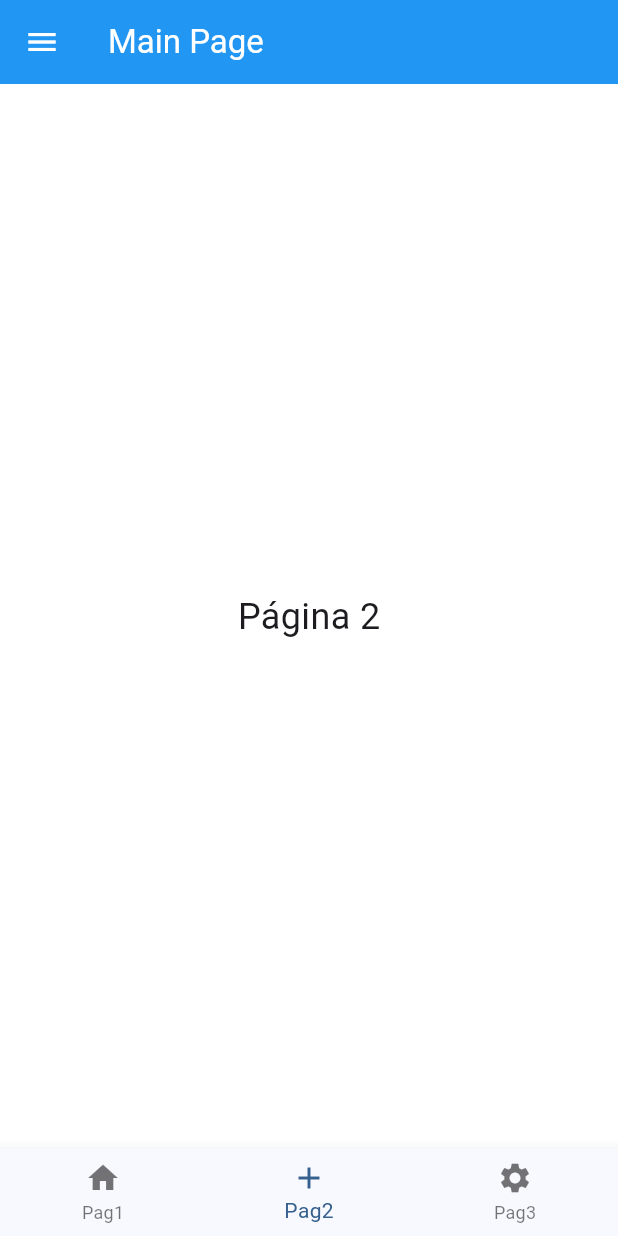
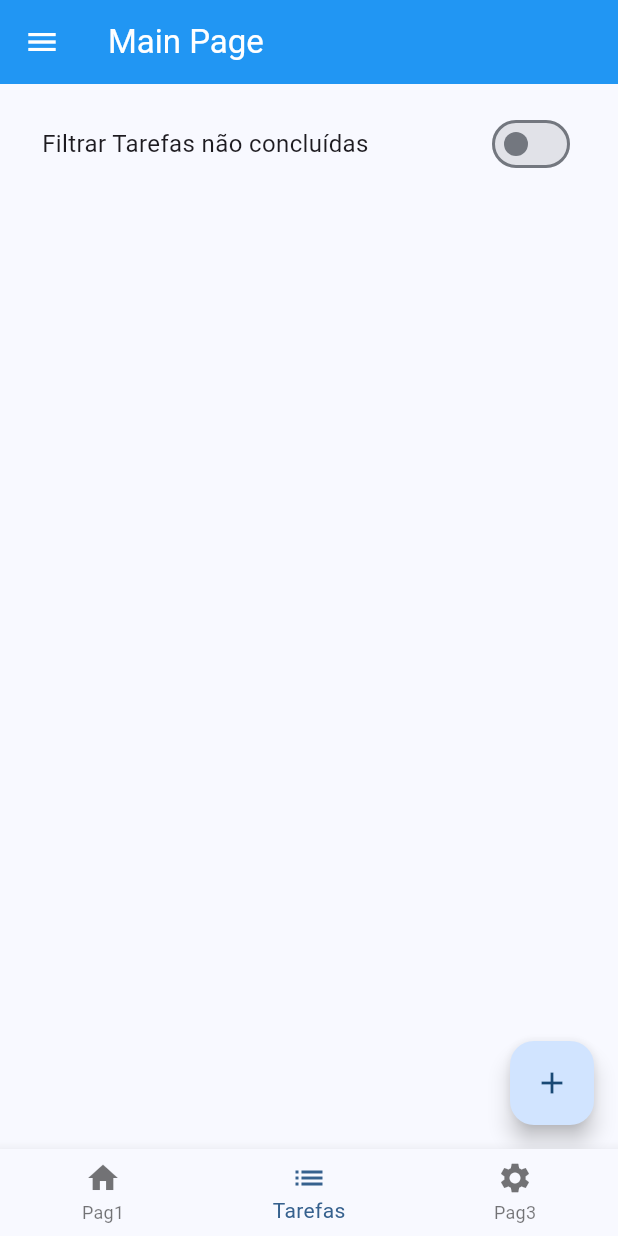
Before and after one commit to gustavopalla/MeuAppFlutterLearning, a Flutter app: the screen it shows after launch, swiped to page 2, on a phone screen of 412 x 824 dp. Run offline on Flutter 3.47's test engine with Material 3 defaults, Android fonts, the phone set to English and light mode, and no system bars; our stand-ins replace google_fonts.

Commit message:
Alterações de page, criacao de list view e filtros

```diff
--- /dev/null
+++ b/lib/model/tarefa.dart
@@ -0,0 +1,30 @@
+import 'package:flutter/cupertino.dart';
+
+class Tarefa {
+  final String _id = UniqueKey().toString();
+  String _descricao = "";
+  bool _concluido = false;
+
+  Tarefa(this._descricao, this._concluido);
+
+  String  getId(){
+    return _id;
+  }
+
+  String getDescricao() {
+    return _descricao;
+  }
+
+  void setDescricao(String descricao) {
+    _descricao = descricao;
+  }
+
+  bool getConcluido() {
+    return _concluido;
+  }
+
+  void setConcluido(bool concluido) {
+    _concluido = concluido;
+  }
+
+}
--- a/lib/pages/main_page.dart
+++ b/lib/pages/main_page.dart
@@ -1,7 +1,7 @@
 import 'package:appdioteste/pages/dados_cadastrais.dart';
 import 'package:appdioteste/pages/card_page.dart';
-import 'package:appdioteste/pages/pagina2.dart';
 import 'package:appdioteste/pages/pagina3.dart';
+import 'package:appdioteste/pages/tarefa_page.dart';
 import 'package:appdioteste/shared/custom_drawer.dart';
 import 'package:flutter/material.dart';
 
@@ -76,7 +76,7 @@ class _MainPageState extends State<MainPage> {
               salario: 8000,
               tempoExperiencia: 5,
             ),
-            Pagina2(),
+            TarefaPage(),
             Pagina3(),
           ],
         ),
@@ -90,13 +90,13 @@ class _MainPageState extends State<MainPage> {
               icon: Icon(Icons.home),
             ),
             BottomNavigationBarItem(
-              label: "Pag2",
-              icon: Icon(Icons.add),
+              label: "Tarefas",
+              icon: Icon(Icons.list),
             ),
             BottomNavigationBarItem(
               label: "Pag3",
               icon: Icon(Icons.settings),
-            )
+            ),
         ]),
       ),
     );
--- /dev/null
+++ b/lib/pages/tarefa_page.dart
@@ -0,0 +1,127 @@
+import 'package:appdioteste/model/tarefa.dart';
+import 'package:appdioteste/repository/tarefa_repository.dart';
+import 'package:flutter/material.dart';
+
+class TarefaPage extends StatefulWidget {
+  const TarefaPage({super.key});
+
+  @override
+  State<TarefaPage> createState() => _TarefaPageState();
+}
+
+class _TarefaPageState extends State<TarefaPage> {
+  var tarefaRepository = TarefaRepository();
+  var _tarefas = <Tarefa>[];
+  var descricaoController = TextEditingController();
+  var apenasNaoConcluidas = false;
+
+  @override
+  void initState() {
+    super.initState();
+    obterTarefas();
+  }
+
+  void obterTarefas() async{
+    if(apenasNaoConcluidas){
+      _tarefas =  await tarefaRepository.listarNaoConcluidas();
+      setState(() {});
+      return;
+    }else{
+      _tarefas =  await tarefaRepository.listar();
+    }
+    setState(() {});
+  }
+
+  @override
+  Widget build(BuildContext context) {
+    return Scaffold(
+      floatingActionButton: FloatingActionButton(
+        child: Icon( Icons.add),
+        onPressed: (){
+          descricaoController.text = "";
+          showDialog(context: context, builder: (BuildContext bc){
+            return AlertDialog(
+              title: Text("Adicionar Tarefa"),
+              content: TextField(
+                decoration: InputDecoration(hintText: "Digite o nome da tarefa"),
+                controller: descricaoController,
+              ),
+              actions: <Widget>[
+                TextButton(
+                  child: Text("Cancelar"),
+                  onPressed: () {
+                    Navigator.of(bc).pop();
+                  },
+                ),
+                TextButton(
+                  child: Text("Adicionar"),
+                  onPressed: () async{
+                    await tarefaRepository.adicionarTarefa(Tarefa(descricaoController.text, false));
+                    Navigator.of(bc).pop();
+                    setState(() {
+                      obterTarefas();
+                    });
+                  },
+                ),
+              ],
+            );
+          });
+      }),
+      body: Container(
+        margin: const EdgeInsets.symmetric(horizontal: 16, vertical: 8),
+        child: Column(
+          children: [
+            Container(
+              margin: const EdgeInsets.symmetric(horizontal: 12, vertical: 8),
+              child: Row(
+                mainAxisAlignment: MainAxisAlignment.spaceBetween,
+                children: [
+                  Text("Filtrar Tarefas não concluídas", style: TextStyle(fontSize: 16),),
+                  Switch(
+                    value: apenasNaoConcluidas,
+                    onChanged: (bool value){
+                      setState(() {
+                        apenasNaoConcluidas = value;
+                        obterTarefas();
+                      });
+                    }
+                    )
+                ],
+              ),
+            ),
+            Expanded(
+              child: ListView.builder(
+                itemCount: _tarefas.length,
+                itemBuilder: (BuildContext bc, int index) {
+                  var tarefa = _tarefas[index];
+                  return Dismissible(
+                    key: Key(tarefa.getId()),
+                    onDismissed: (direction) async {
+                      await tarefaRepository.remove(tarefa.getId());
+                      ScaffoldMessenger.of(context).showSnackBar(
+                        SnackBar(content: Text("Tarefa '${tarefa.getDescricao()}' removida"))
+                      );
+                      setState(() {
+                        obterTarefas();
+                      });
+                    },
+                    child: ListTile(
+                      title: Text(tarefa.getDescricao()),
+                      trailing: Switch(
+                      value: tarefa.getConcluido(),
+                      onChanged: (bool value) async{
+                        await tarefaRepository.alterar(tarefa.getId(), value);
+                        setState(() {
+                          obterTarefas();
+                        });
+                      }),
+                    ),
+                  );
+              }
+                  ),
+            ),
+          ],
+        ),
+      ));
+  }
+}
--- /dev/null
+++ b/lib/repository/tarefa_repository.dart
@@ -0,0 +1,36 @@
+import 'package:appdioteste/model/tarefa.dart';
+
+class TarefaRepository {
+  final List<Tarefa> _tarefas = [];
+
+  Future<void> adicionarTarefa(Tarefa tarefa) async {
+    await Future.delayed(Duration(seconds: 1));
+    _tarefas.add(tarefa);
+  }
+
+  Future<void> alterar(String id, bool concluido) async {
+      await Future.delayed(Duration(milliseconds: 0));
+      _tarefas.where((tarefa) => tarefa.getId() == id).first.setConcluido(concluido);
+  }
+
+  Future<List<Tarefa>> getTarefas() async {
+    await Future.delayed(Duration(seconds: 2));
+    return _tarefas;
+  }
+
+  Future<List<Tarefa>> listar() async {
+    await Future.delayed(Duration(milliseconds: 0));
+    return _tarefas;
+  }
+
+  Future<List<Tarefa>> listarNaoConcluidas() async {
+    await Future.delayed(Duration(milliseconds: 0));
+    return _tarefas.where((tarefa) => !tarefa.getConcluido()).toList();
+  }
+
+  Future<void> remove(String id) async {
+      await Future.delayed(Duration(milliseconds: 0));
+      _tarefas.removeWhere((tarefa) => tarefa.getId() == id);
+  }
+
+}
```
Also changed, not shown: lib/pages/card_page.dart (+6 -6 lines).
